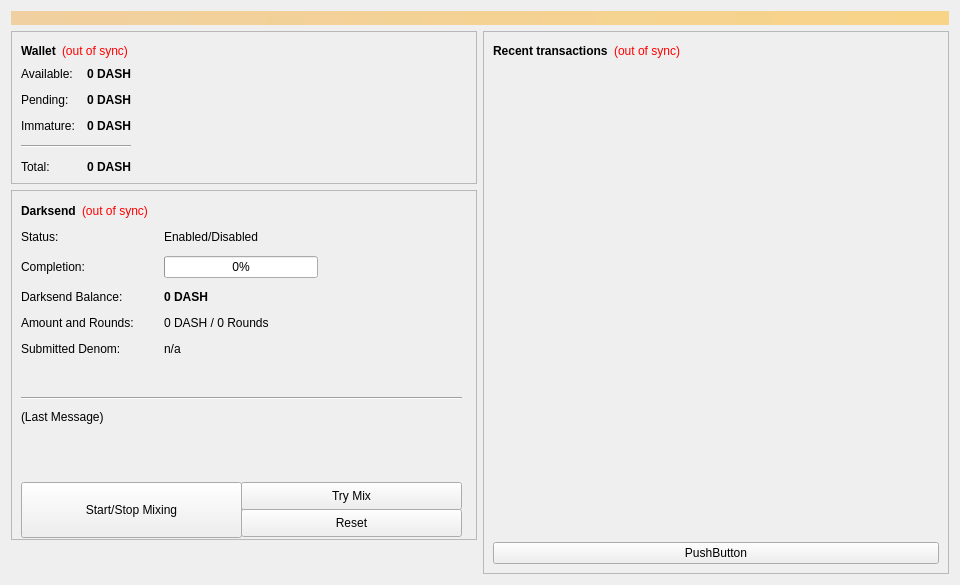
Above: src/qt/forms/overviewpage.ui from projectinterzone/tITZ before the change. Below: the same form after it.
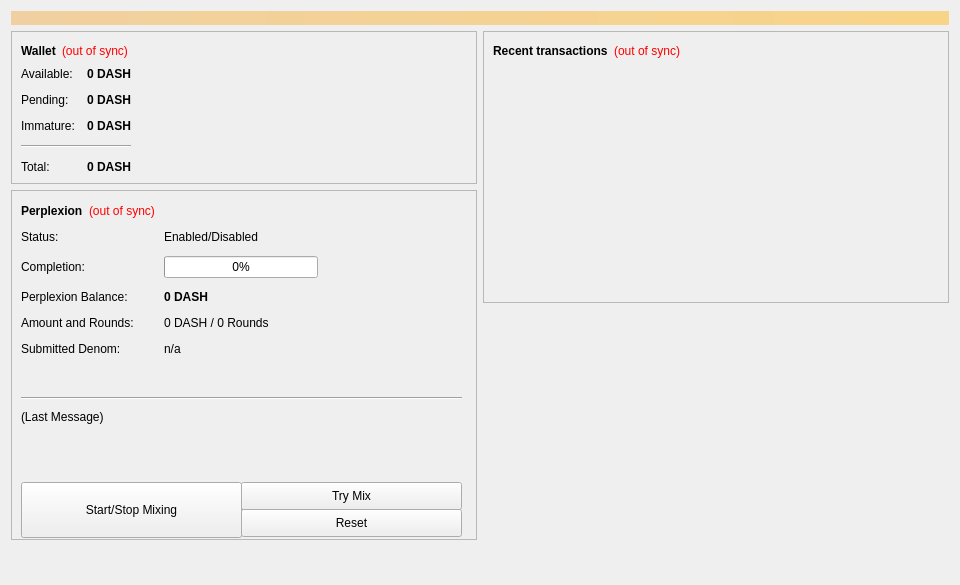
That is the form after the change.

```diff
--- a/src/qt/forms/overviewpage.ui
+++ b/src/qt/forms/overviewpage.ui
@@ -336,7 +336,7 @@
            <item row="2" column="0">
             <widget class="QLabel" name="labelAnonymizedText">
              <property name="text">
-              <string>Darksend Balance:</string>
+              <string>Perplexion Balance:</string>
              </property>
             </widget>
            </item>
@@ -927,7 +927,7 @@
            <string>Reset</string>
           </property>
          </widget>
-         <widget class="QWidget" name="layoutWidget">
+         <widget class="QWidget" name="">
           <property name="geometry">
            <rect>
             <x>10</x>
@@ -946,7 +946,7 @@
               </font>
              </property>
              <property name="text">
-              <string>Darksend</string>
+              <string>Perplexion</string>
              </property>
             </widget>
            </item>
@@ -1068,16 +1068,22 @@
             </property>
            </widget>
           </item>
-          <item>
-           <widget class="QPushButton" name="pushButton">
-            <property name="text">
-             <string>PushButton</string>
-            </property>
-           </widget>
-          </item>
          </layout>
         </widget>
        </item>
+       <item>
+        <spacer name="verticalSpacer_2">
+         <property name="orientation">
+          <enum>Qt::Vertical</enum>
+         </property>
+         <property name="sizeHint" stdset="0">
+          <size>
+           <width>20</width>
+           <height>40</height>
+          </size>
+         </property>
+        </spacer>
+       </item>
       </layout>
      </item>
     </layout>
```
Left out of the diff: 10 changed lines with no effect on the pictures.
